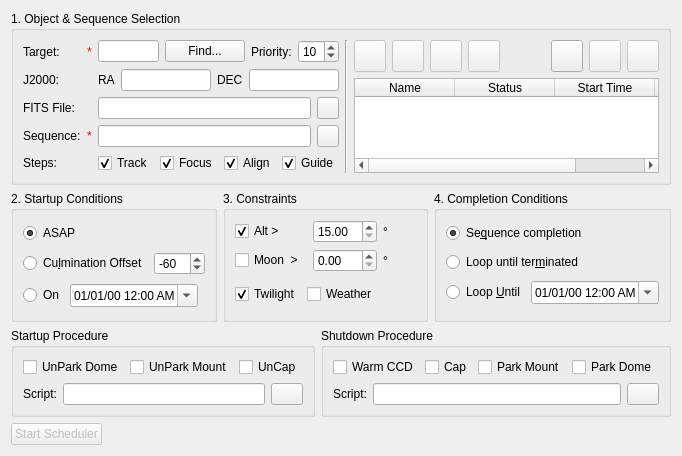
Qt form kstars/ekos/scheduler.ui (KDE/kstars) before a commit.
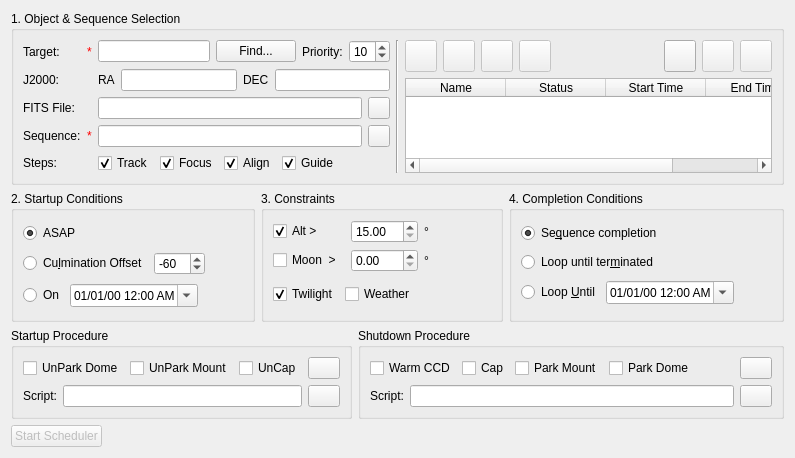
The same form after that commit. Custom widgets are drawn as their Qt base class.

Commit message: Add ability to manually trigger startup and shutdown procedures

What changed in the file:
```diff
--- a/kstars/ekos/scheduler.ui
+++ b/kstars/ekos/scheduler.ui
@@ -6,11 +6,11 @@
    <rect>
     <x>0</x>
     <y>0</y>
-    <width>649</width>
+    <width>722</width>
     <height>436</height>
    </rect>
   </property>
-  <layout class="QVBoxLayout" name="verticalLayout_4">
+  <layout class="QVBoxLayout" name="verticalLayout_6">
    <item>
     <widget class="QGroupBox" name="groupBox">
      <property name="title">
@@ -878,7 +878,7 @@
        <property name="title">
         <string>Startup Procedure</string>
        </property>
-       <layout class="QVBoxLayout" name="verticalLayout_6">
+       <layout class="QVBoxLayout" name="verticalLayout_4">
         <item>
          <layout class="QHBoxLayout" name="horizontalLayout_16">
           <item>
@@ -939,6 +939,19 @@
             </property>
            </spacer>
           </item>
+          <item>
+           <widget class="QPushButton" name="startupB">
+            <property name="maximumSize">
+             <size>
+              <width>32</width>
+              <height>32</height>
+             </size>
+            </property>
+            <property name="text">
+             <string/>
+            </property>
+           </widget>
+          </item>
          </layout>
         </item>
         <item>
@@ -980,6 +993,12 @@
      </item>
      <item>
       <widget class="QGroupBox" name="groupBox_10">
+       <property name="sizePolicy">
+        <sizepolicy hsizetype="Fixed" vsizetype="Fixed">
+         <horstretch>0</horstretch>
+         <verstretch>0</verstretch>
+        </sizepolicy>
+       </property>
        <property name="toolTip">
         <string>&lt;html&gt;&lt;head/&gt;&lt;body&gt;&lt;p&gt;One-time shutdown procedure to be executed after all scheduler jobs are completed. The script is executed &lt;span style=&quot; font-weight:600; text-decoration: underline;&quot;&gt;after&lt;/span&gt; the shutdown procedures (e.g. parking), if selected, are completed.&lt;/p&gt;&lt;/body&gt;&lt;/html&gt;</string>
        </property>
@@ -1063,6 +1082,25 @@
             </property>
            </spacer>
           </item>
+          <item>
+           <widget class="QPushButton" name="shutdownB">
+            <property name="minimumSize">
+             <size>
+              <width>0</width>
+              <height>0</height>
+             </size>
+            </property>
+            <property name="maximumSize">
+             <size>
+              <width>32</width>
+              <height>32</height>
+             </size>
+            </property>
+            <property name="text">
+             <string/>
+            </property>
+           </widget>
+          </item>
          </layout>
         </item>
         <item>
```
Left out of the diff: 30 changed lines with no effect on the pictures. The commit also changes 2 other files.
